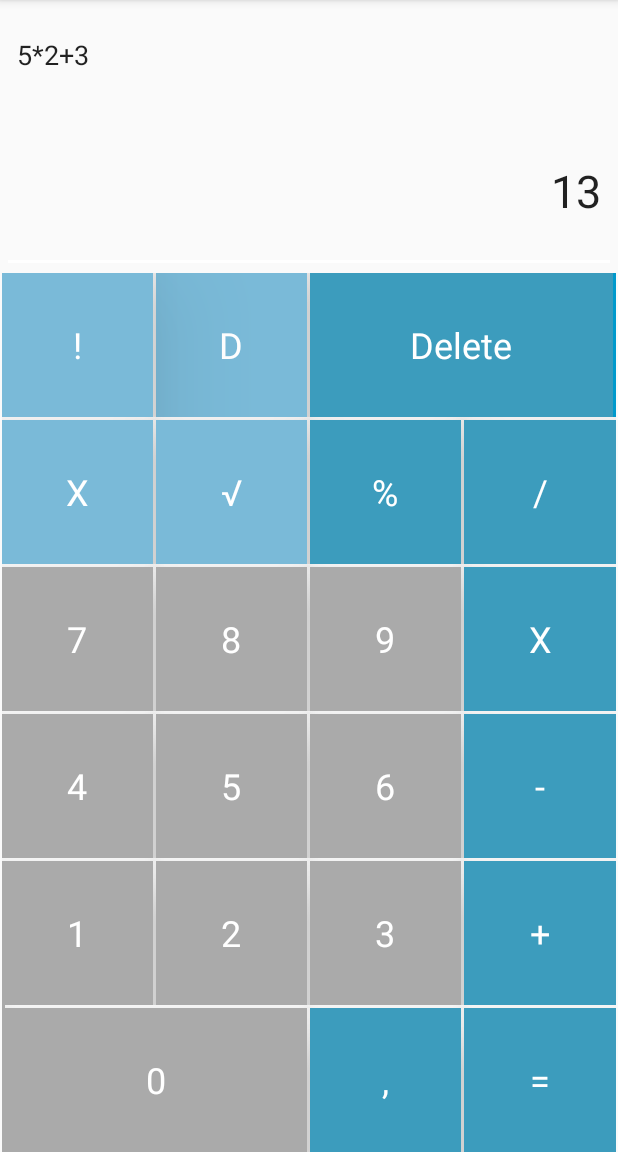
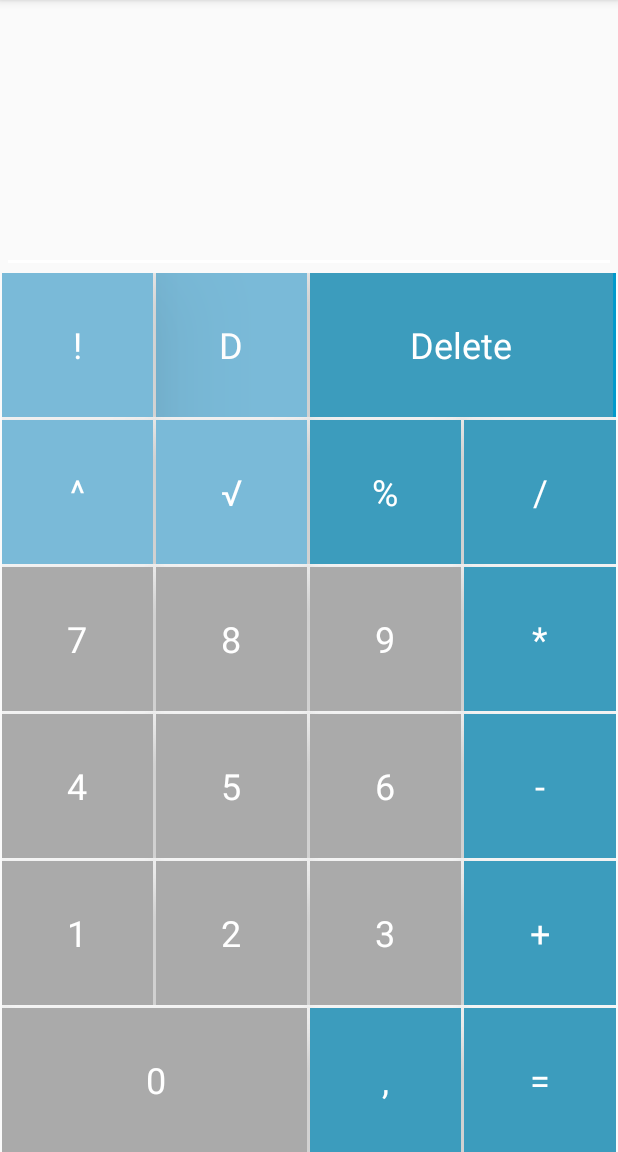
Before and after one commit to ppristas/ivs, an Android app: the screen it shows after launch (MainActivity), on a phone screen of 412 x 824 dp, the part 84-1236 px from its top. Run offline under Robolectric (Android 15) with nearby library versions, the phone set to English and light mode, and no system bars.

Commit message:
- vypisovanie hodnoty buttonu v EditText - vypisovanie daného príkladu v TextView - medzery pri tlačítkach s nenumerickou hodnotou pre zprehladnenia prikladu - vymazávanie posledného znaku / v prípade medzeri vymazávanie posledných dvoch znakov

```diff
--- a/Kalkulačka/app/src/main/java/com/example/enterprise/kalkulaka/MainActivity.java
+++ b/Kalkulačka/app/src/main/java/com/example/enterprise/kalkulaka/MainActivity.java
@@ -1,13 +1,145 @@
 package com.example.enterprise.kalkulaka;
 
+import android.support.annotation.IntDef;
 import android.support.v7.app.AppCompatActivity;
 import android.os.Bundle;
+import android.view.View;
+import android.widget.Button;
+import android.widget.EditText;
+import android.widget.TextView;
 
 public class MainActivity extends AppCompatActivity {
+
+    public Button Plus;
+    public Button Minus;
+    public Button Divide;
+    public Button Multiple;
+    public Button Equals;
+    public Button Percentage;
+
+    public Button Mocnina;
+    public Button Odmocnina;
+    public Button Sustava;
+    public Button Factorial;
+
+    public Double First; // uchovanie prvej hodnoty zadanej tlacitkom
+    public Double Last; // uchovanie druhej hodnoty / vysledku
+
+    public TextView textView;
+    public EditText editText;
+
+    public StringBuilder stringBuilder = new StringBuilder();
+    public StringBuilder deleteStringBuilder = new StringBuilder();
+    public String finalString;
 
     @Override
     protected void onCreate(Bundle savedInstanceState) {
         super.onCreate(savedInstanceState);
         setContentView(R.layout.main_activity_layout);
+
+        /*Button Zero = (Button) findViewById(R.id.number0);
+        Button One = (Button) findViewById(R.id.number1);
+        Button Two = (Button) findViewById(R.id.number2);
+        Button Three = (Button) findViewById(R.id.number3);
+        Button Four = (Button) findViewById(R.id.number4);
+        Button Five = (Button) findViewById(R.id.number5);
+        Button Six = (Button) findViewById(R.id.number6);
+        Button Seven = (Button) findViewById(R.id.number7);
+        Button Eight = (Button) findViewById(R.id.number8);
+        Button Nine = (Button) findViewById(R.id.number9);*/
+
     }
+
+    public void setEditAndTextView(String typeChar)
+    {
+        textView = (TextView) findViewById(R.id.textView);
+        editText = (EditText) findViewById(R.id.editText);
+        editText.setText(typeChar);
+
+        if (typeChar.equals("+") || typeChar.equals("-") || typeChar.equals("*") || typeChar.equals("/") || typeChar.equals("="))
+        {
+            stringBuilder.append(" ");
+            stringBuilder.append(typeChar);
+            stringBuilder.append(" ");
+        }
+        else
+            stringBuilder.append(typeChar);
+
+        finalString = stringBuilder.toString();
+        textView.setText(finalString);
+    }
+
+    public void deleteLastChar()
+    {
+        textView = (TextView) findViewById(R.id.textView);
+        editText = (EditText) findViewById(R.id.editText);
+
+        String lastChar = finalString.substring(finalString.length()-1);
+
+        finalString = finalString.substring(0,finalString.length()-1);
+        stringBuilder = stringBuilder.deleteCharAt(finalString.length());
+
+        if ( lastChar.equals(" "))
+        {
+            finalString = finalString.substring(0,finalString.length()-1);
+            stringBuilder = stringBuilder.deleteCharAt(finalString.length());
+            finalString = finalString.substring(0,finalString.length()-1);
+            stringBuilder = stringBuilder.deleteCharAt(finalString.length());
+        }
+
+        textView.setText(finalString);
+        editText.setText("");
+
+
+    }
+
+    public void ButtonOnClick(View v) {
+        switch (v.getId()) {
+            case R.id.number0:
+                setEditAndTextView("0");break;
+            case R.id.number1:
+                setEditAndTextView("1");break;
+            case R.id.number2:
+                setEditAndTextView("2");break;
+            case R.id.number3:
+                setEditAndTextView("3");break;
+            case R.id.number4:
+                setEditAndTextView("4");break;
+            case R.id.number5:
+                setEditAndTextView("5");break;
+            case R.id.number6:
+                setEditAndTextView("6");break;
+            case R.id.number7:
+                setEditAndTextView("7");break;
+            case R.id.number8:
+                setEditAndTextView("8");break;
+            case R.id.number9:
+                setEditAndTextView("9");break;
+            case R.id.buttonPlus:
+                setEditAndTextView("+");break;
+            case R.id.buttonMinus:
+                setEditAndTextView("-");break;
+            case R.id.buttonMultiple:
+                setEditAndTextView("*");break;
+            case R.id.buttonDevide:
+                setEditAndTextView("/");break;
+            case R.id.buttonEqual:
+                setEditAndTextView("=");break;
+            case R.id.buttonPoint:
+                setEditAndTextView(",");break;
+            case R.id.buttonPercentage:
+                setEditAndTextView("%");break;
+            case R.id.buttonOdmocnina:
+                setEditAndTextView("√");break;
+            case R.id.buttonMocnina:
+                setEditAndTextView("^");break;
+            case R.id.buttonSustava:
+                break;
+            case R.id.buttonFaktorial:
+                setEditAndTextView("!");break;
+            case R.id.buttonDelete:
+                deleteLastChar();break;
+        }
+    }
+
 }
--- a/Kalkulačka/app/src/main/res/layout/calculator_layout.xml
+++ b/Kalkulačka/app/src/main/res/layout/calculator_layout.xml
@@ -11,7 +11,7 @@
         android:fontFamily="sans-serif"
         android:textSize="18dp"
         android:gravity="center"
-        android:text="5*2+3"
+        android:text=""
         android:layout_weight="1"
         android:layout_width="match_parent"
         android:layout_height="wrap_content"
@@ -25,7 +25,7 @@
         android:fontFamily="sans-serif"
         android:textAllCaps="false"
         android:paddingRight="10dp"
-        android:text="13"
+        android:text=""
         android:layout_weight="1"
         android:layout_width="match_parent"
         android:layout_height="wrap_content"
@@ -41,10 +41,11 @@
         android:layout_width="match_parent"
         android:layout_height="wrap_content">
         <Button
+            android:onClick="ButtonOnClick"
             android:text="!"
             android:layout_width="0dp"
             android:layout_height="match_parent"
-            android:id="@+id/button"
+            android:id="@+id/buttonFaktorial"
             android:layout_weight="1"
             style="@style/Widget.AppCompat.Button.Borderless"
             android:background="@color/fourButtons"
@@ -57,10 +58,11 @@
             android:elevation="50dp" />
 
         <Button
+            android:onClick="ButtonOnClick"
             android:text="D"
             android:layout_width="0dp"
             android:layout_height="match_parent"
-            android:id="@+id/button"
+            android:id="@+id/buttonSustava"
             android:layout_weight="1"
             style="@style/Widget.AppCompat.Button.Borderless"
             android:background="@color/fourButtons"
@@ -73,11 +75,12 @@
             android:elevation="20dp" />
 
         <Button
+            android:onClick="ButtonOnClick"
             android:text="Delete"
             android:background="@color/classicButtons"
             android:layout_width="0dp"
             android:layout_height="match_parent"
-            android:id="@+id/button"
+            android:id="@+id/buttonDelete"
             android:layout_weight="2"
             style="@style/Widget.AppCompat.Button.Borderless"
             android:textAppearance="@style/TextAppearance.AppCompat.Headline"
@@ -102,10 +105,11 @@
         android:layout_height="wrap_content"
         >
         <Button
-            android:text="X"
+            android:onClick="ButtonOnClick"
+            android:text="^"
             android:layout_width="wrap_content"
             android:layout_height="match_parent"
-            android:id="@+id/button"
+            android:id="@+id/buttonMocnina"
             android:layout_weight="1"
             style="@style/Widget.AppCompat.Button.Borderless"
             android:background="@color/fourButtons"
@@ -119,10 +123,11 @@
             android:elevation="20dp" />
 
         <Button
+            android:onClick="ButtonOnClick"
             android:text="√"
             android:layout_width="wrap_content"
             android:layout_height="match_parent"
-            android:id="@+id/button"
+            android:id="@+id/buttonOdmocnina"
             android:layout_weight="1"
             style="@style/Widget.AppCompat.Button.Borderless"
             android:background="@color/fourButtons"
@@ -136,10 +141,11 @@
             android:elevation="20dp" />
 
         <Button
+            android:onClick="ButtonOnClick"
             android:text="%"
             android:layout_width="wrap_content"
             android:layout_height="match_parent"
-            android:id="@+id/button"
+            android:id="@+id/buttonPercentage"
             android:layout_weight="1"
             style="@style/Widget.AppCompat.Button.Borderless"
             android:background="@color/classicButtons"
@@ -153,10 +159,11 @@
             android:elevation="20dp" />
 
         <Button
+            android:onClick="ButtonOnClick"
             android:text="/"
             android:layout_width="wrap_content"
             android:layout_height="match_parent"
-            android:id="@+id/button"
+            android:id="@+id/buttonDevide"
             android:layout_weight="1"
             style="@style/Widget.AppCompat.Button.Borderless"
             android:background="@color/classicButtons"
@@ -175,10 +182,11 @@
         android:layout_width="match_parent"
         android:layout_height="wrap_content">
         <Button
+            android:onClick="ButtonOnClick"
             android:text="7"
             android:layout_width="wrap_content"
             android:layout_height="match_parent"
-            android:id="@+id/button"
+            android:id="@+id/number7"
             android:layout_weight="1"
             style="@style/Widget.AppCompat.Button.Borderless"
             android:background="@android:color/darker_gray"
@@ -192,10 +200,11 @@
             android:elevation="20dp" />
 
         <Button
+            android:onClick="ButtonOnClick"
             android:text="8"
             android:layout_width="wrap_content"
             android:layout_height="match_parent"
-            android:id="@+id/button"
+            android:id="@+id/number8"
             android:layout_weight="1"
             style="@style/Widget.AppCompat.Button.Borderless"
             android:background="@android:color/darker_gray"
@@ -209,10 +218,11 @@
             android:elevation="20dp" />
 
         <Button
+            android:onClick="ButtonOnClick"
             android:text="9"
             android:layout_width="wrap_content"
             android:layout_height="match_parent"
-            android:id="@+id/button"
+            android:id="@+id/number9"
             android:layout_weight="1"
             style="@style/Widget.AppCompat.Button.Borderless"
             android:background="@android:color/darker_gray"
@@ -226,10 +236,11 @@
             android:elevation="20dp" />
 
         <Button
-            android:text="X"
+            android:onClick="ButtonOnClick"
+            android:text="*"
             android:layout_width="wrap_content"
             android:layout_height="match_parent"
-            android:id="@+id/button"
+            android:id="@+id/buttonMultiple"
             android:layout_weight="1"
             style="@style/Widget.AppCompat.Button.Borderless"
             android:background="@color/classicButtons"
@@ -249,10 +260,11 @@
         android:layout_height="wrap_content">
 
         <Button
+            android:onClick="ButtonOnClick"
             android:text="4"
             android:layout_width="wrap_content"
             android:layout_height="match_parent"
-            android:id="@+id/button"
+            android:id="@+id/number4"
             android:layout_weight="1"
             style="@style/Widget.AppCompat.Button.Borderless"
             android:background="@android:color/darker_gray"
@@ -266,10 +278,11 @@
             android:elevation="20dp" />
 
         <Button
+            android:onClick="ButtonOnClick"
             android:text="5"
             android:layout_width="wrap_content"
             android:layout_height="match_parent"
-            android:id="@+id/button"
+            android:id="@+id/number5"
             android:layout_weight="1"
             style="@style/Widget.AppCompat.Button.Borderless"
             android:background="@android:color/darker_gray"
@@ -283,10 +296,11 @@
             android:elevation="20dp" />
 
         <Button
+            android:onClick="ButtonOnClick"
             android:text="6"
             android:layout_width="wrap_content"
             android:layout_height="match_parent"
-            android:id="@+id/button"
+            android:id="@+id/number6"
             android:layout_weight="1"
             style="@style/Widget.AppCompat.Button.Borderless"
             android:background="@android:color/darker_gray"
@@ -300,10 +314,11 @@
             android:elevation="20dp" />
 
         <Button
+            android:onClick="ButtonOnClick"
             android:text="-"
             android:layout_width="wrap_content"
             android:layout_height="match_parent"
-            android:id="@+id/button"
+            android:id="@+id/buttonMinus"
             android:layout_weight="1"
             style="@style/Widget.AppCompat.Button.Borderless"
             android:background="@color/classicButtons"
@@ -322,10 +337,11 @@
         android:layout_width="match_parent"
         android:layout_height="wrap_content">
         <Button
+            android:onClick="ButtonOnClick"
             android:text="1"
             android:layout_width="wrap_content"
             android:layout_height="match_parent"
-            android:id="@+id/button"
+            android:id="@+id/number1"
             android:layout_weight="1"
             style="@style/Widget.AppCompat.Button.Borderless"
             android:background="@android:color/darker_gray"
@@ -339,10 +355,11 @@
             android:elevation="20dp" />
 
         <Button
+            android:onClick="ButtonOnClick"
             android:text="2"
             android:layout_width="wrap_content"
             android:layout_height="match_parent"
-            android:id="@+id/button"
+            android:id="@+id/number2"
             android:layout_weight="1"
             style="@style/Widget.AppCompat.Button.Borderless"
             android:background="@android:color/darker_gray"
@@ -356,10 +373,11 @@
             android:elevation="20dp" />
 
         <Button
+            android:onClick="ButtonOnClick"
             android:text="3"
             android:layout_width="wrap_content"
             android:layout_height="match_parent"
-            android:id="@+id/button"
+            android:id="@+id/number3"
             android:layout_weight="1"
             style="@style/Widget.AppCompat.Button.Borderless"
             android:background="@android:color/darker_gray"
@@ -373,10 +391,11 @@
             android:elevation="20dp" />
 
         <Button
+            android:onClick="ButtonOnClick"
             android:text="+"
             android:layout_width="wrap_content"
             android:layout_height="match_parent"
-            android:id="@+id/button"
+            android:id="@+id/buttonPlus"
             android:layout_weight="1"
             style="@style/Widget.AppCompat.Button.Borderless"
             android:background="@color/classicButtons"
@@ -396,16 +415,18 @@
         android:layout_height="wrap_content">
 
         <TextView
+            android:layout_marginTop="2dp"
             android:layout_width="2dp"
             android:background="@android:color/darker_gray"
             android:layout_height="match_parent"
             android:elevation="20dp" />
 
         <Button
+            android:onClick="ButtonOnClick"
             android:text="0"
             android:layout_width="0dp"
             android:layout_height="match_parent"
-            android:id="@+id/button"
+            android:id="@+id/number0"
             android:layout_weight="2"
             style="@style/Widget.AppCompat.Button.Borderless"
             android:background="@android:color/darker_gray"
@@ -419,10 +440,11 @@
             android:elevation="20dp" />
 
         <Button
+            android:onClick="ButtonOnClick"
             android:text=","
             android:layout_width="0dp"
             android:layout_height="match_parent"
-            android:id="@+id/button"
+            android:id="@+id/buttonPoint"
             android:layout_weight="1"
             style="@style/Widget.AppCompat.Button.Borderless"
             android:background="@color/classicButtons"
@@ -436,11 +458,12 @@
             android:elevation="20dp" />
 
         <Button
+            android:onClick="ButtonOnClick"
             android:text="="
             android:background="@color/classicButtons"
             android:layout_width="0dp"
             android:layout_height="match_parent"
-            android:id="@+id/button"
+            android:id="@+id/buttonEqual"
             android:layout_weight="1"
             style="@style/Widget.AppCompat.Button.Borderless"
             android:layout_marginTop="2dp"
```
